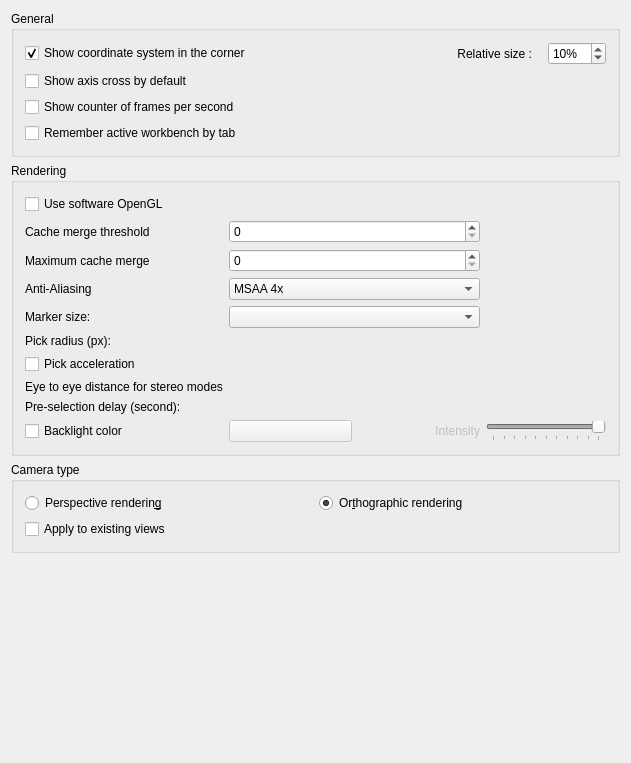
Old version of the form src/Gui/PreferencePages/DlgSettings3DView.ui in the repository realthunder/FreeCAD.
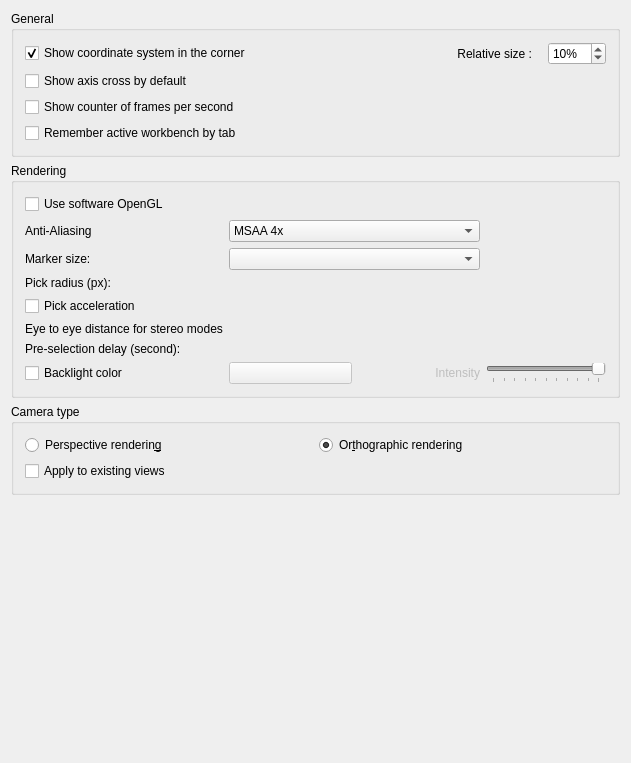
New version of the form. Custom widgets are drawn as their Qt base class.

Commit message:
Gui: retire the cache merge counts from the preference page
They follow the renderer type out of the dialog: cache merge
thresholds are a tuning knob for how the render cache batches, not a
choice a user makes about how their model looks.

The ViewParams accessors stay, so anything that needs to move them --
user code, a measurement run -- still can. Only the two spin boxes and
their labels go, with the tooltip, save and restore wiring that named
them.

```diff
--- a/src/Gui/PreferencePages/DlgSettings3DView.ui
+++ b/src/Gui/PreferencePages/DlgSettings3DView.ui
@@ -181,22 +181,6 @@
       </item>
       <item>
        <layout class="QGridLayout" name="gridLayout">
-        <item row="3" column="1" colspan="2">
-         <widget class="Gui::PrefSpinBox" name="renderCacheMergeCountMax">
-          <property name="maximum">
-           <number>9999999</number>
-          </property>
-          <property name="singleStep">
-           <number>10</number>
-          </property>
-          <property name="prefPath" stdset="0">
-           <cstring>View</cstring>
-          </property>
-          <property name="prefEntry" stdset="0">
-           <cstring>RenderCacheMergeCountMax</cstring>
-          </property>
-         </widget>
-        </item>
         <item row="11" column="0">
          <widget class="Gui::PrefCheckBox" name="checkBoxBacklight">
           <property name="toolTip">
@@ -318,13 +302,6 @@
           </property>
          </widget>
         </item>
-        <item row="3" column="0">
-         <widget class="QLabel" name="renderCacheMergeCountMaxLabel">
-          <property name="text">
-           <string>Maximum cache merge</string>
-          </property>
-         </widget>
-        </item>
         <item row="11" column="2">
          <widget class="QLabel" name="backlightLabel">
           <property name="enabled">
@@ -417,13 +394,6 @@
           </property>
          </widget>
         </item>
-        <item row="2" column="0">
-         <widget class="QLabel" name="renderCacheMergeCountLabel">
-          <property name="text">
-           <string>Cache merge threshold</string>
-          </property>
-         </widget>
-        </item>
         <item row="9" column="1" colspan="2">
          <widget class="Gui::PrefDoubleSpinBox" name="FloatSpinBox_EyeDistance" native="true">
           <property name="minimumSize">
@@ -481,22 +451,6 @@
           </property>
          </widget>
         </item>
-        <item row="2" column="1" colspan="2">
-         <widget class="Gui::PrefSpinBox" name="renderCacheMergeCount">
-          <property name="maximum">
-           <number>9999999</number>
-          </property>
-          <property name="singleStep">
-           <number>10</number>
-          </property>
-          <property name="prefPath" stdset="0">
-           <cstring>View</cstring>
-          </property>
-          <property name="prefEntry" stdset="0">
-           <cstring>RenderCacheMergeCount</cstring>
-          </property>
-         </widget>
-        </item>
         <item row="11" column="3">
          <widget class="Gui::PrefSlider" name="sliderIntensity">
           <property name="enabled">
```
The commit also changes 1 other file.
